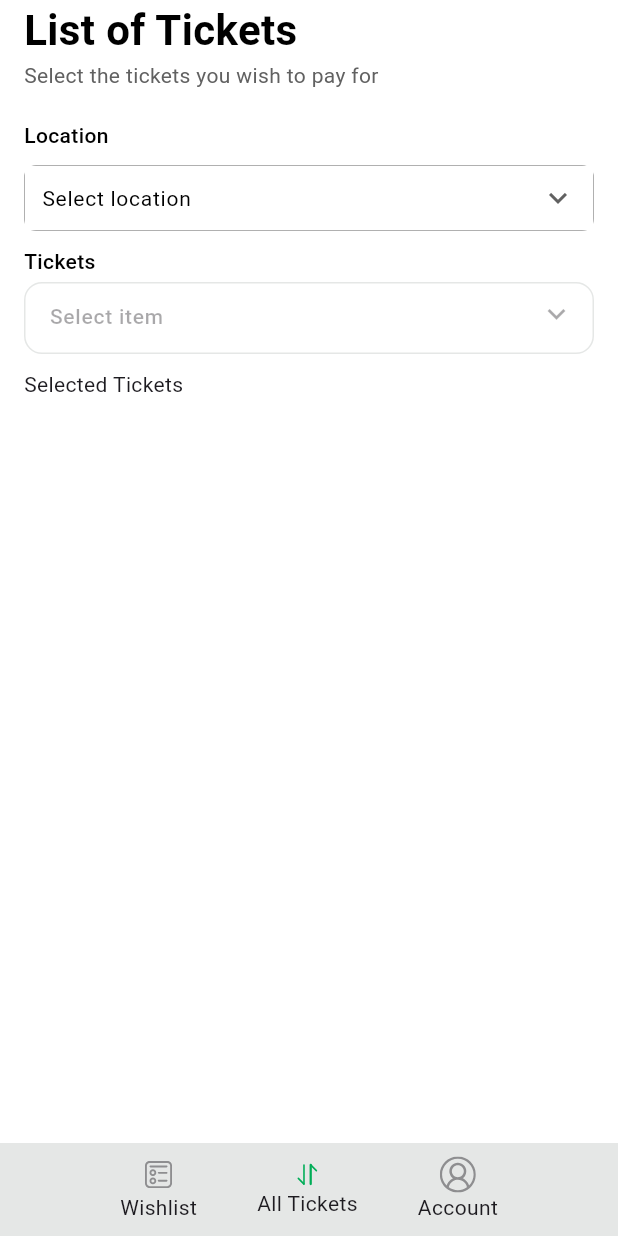
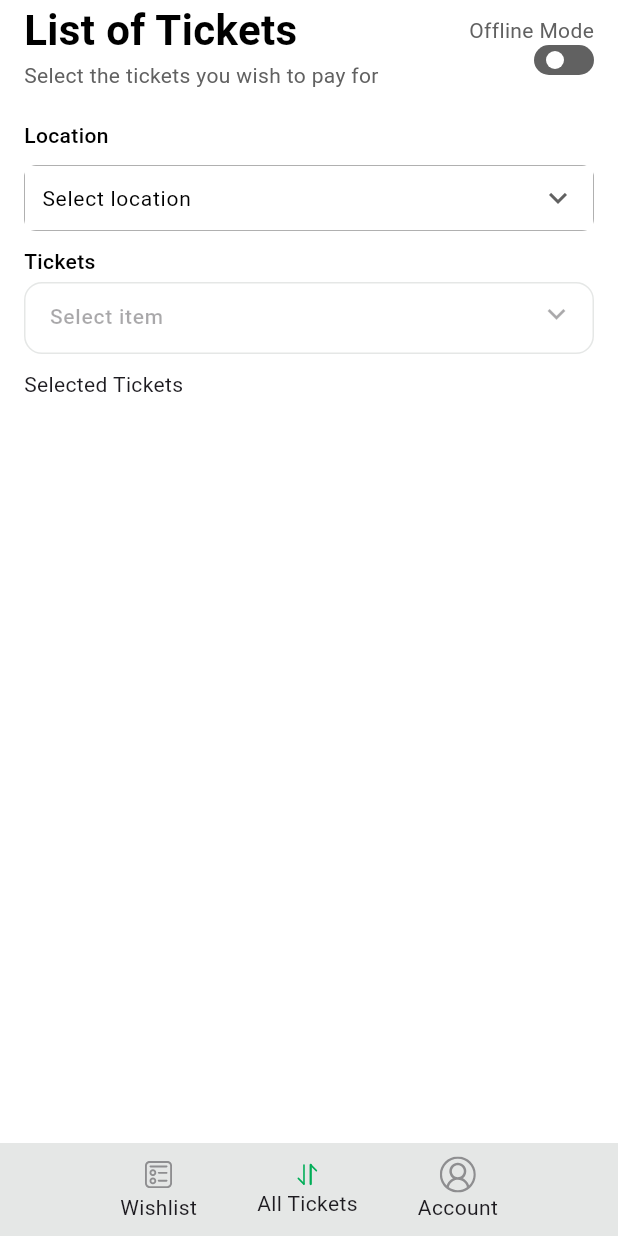
Before and after one commit to BashirYesufu/clive, a Flutter app: the screen it shows after launch, item 2 of the bottom bar chosen, on a phone screen of 412 x 824 dp. Run offline on Flutter 3.47's test engine with Material 3 defaults, Android fonts, the phone set to English and light mode, and no system bars; drawn by our look-alikes of dropdown_search, flutter_switch; our stand-ins replace dio, flutter_svg, internet_connection_checker, rxdart, shared_preferences; missing offline and left inert: dio_request_inspector.

Commit message:
Add manual offline mode

```diff
--- a/lib/bloc/repository/ticket_bloc.dart
+++ b/lib/bloc/repository/ticket_bloc.dart
@@ -11,18 +11,15 @@ class TicketBloc {
   final _ticketSubject = BehaviorSubject<List<Ticket>>();
   Stream<List<Ticket>> get ticketResponse => _ticketSubject.stream;
   void getTickets({String? location}) async {
-    print(location);
+    DataPersistor.isOffline().then((offline){
+      if(offline) {
+        _getTicketsFromStorage(location);
+        return;
+      }
+    });
     final bool isConnected = await InternetConnectionChecker.instance.hasConnection;
     if (isConnected) {
-      // DataPersistor.getTickets().then((savedTickets){
-      //   if(location != null && location.isNotEmpty) {
-      //     List<Ticket> newTix = savedTickets.where((tix) => tix.location?.toLowerCase() == location.toLowerCase()).toList();
-      //     _ticketSubject.sink.add(newTix);
-      //   }
-      //   _repo.getTickets().then((response) {
-      //     DataPersistor.saveTickets(response);
-      //   });
-      // });
+
       await _repo.getTickets().then((response) {
         if(location != null && location.isNotEmpty) {
           List<Ticket> newTix = response.where((tix) => tix.location?.toLowerCase() == location.toLowerCase()).toList();
@@ -33,6 +30,11 @@ class TicketBloc {
         }
       });
     } else {
+      _getTicketsFromStorage(location);
+    }
+  }
+
+  void _getTicketsFromStorage(String? location){
     DataPersistor.getTickets().then((savedTickets){
       if(location != null && location.isNotEmpty) {
         List<Ticket> newTix = savedTickets.where((tix) => tix.location?.toLowerCase() == location.toLowerCase()).toList();
@@ -42,6 +44,5 @@ class TicketBloc {
       }
     });
   }
-  }
 
 }
--- a/lib/ui/features/tickets/ticket_screen.dart
+++ b/lib/ui/features/tickets/ticket_screen.dart
@@ -9,6 +9,7 @@ import 'package:clive/util/ui_util/color_manager.dart';
 import 'package:clive/util/ui_util/ui_actions.dart';
 import 'package:flutter/material.dart';
 import '../../sheets/tickets_sheets.dart';
+import '../../widgets/app_switch.dart';
 
 class TicketScreen extends StatefulWidget {
   const TicketScreen({super.key});
@@ -30,8 +31,35 @@ class _TicketScreenState extends State<TicketScreen> with TicketDelegate{
         child: Column(
           crossAxisAlignment: CrossAxisAlignment.start,
           children: [
-            Text('List of Tickets', style: AppTextStyles.black(weight: FontWeight.w700, size: 28),),
-            Text('Select the tickets you wish to pay for',  style: AppTextStyles.grey(),),
+            Row(
+              mainAxisAlignment: MainAxisAlignment.spaceBetween,
+              children: [
+                Column(
+                  crossAxisAlignment: CrossAxisAlignment.start,
+                  children: [
+                    Text('List of Tickets', style: AppTextStyles.black(weight: FontWeight.w700, size: 28),),
+                    Text('Select the tickets you wish to pay for',  style: AppTextStyles.grey(),),
+                  ],
+                ),
+                Column(
+                  crossAxisAlignment: CrossAxisAlignment.end,
+                  children: [
+                    Text('Offline Mode', style: AppTextStyles.grey(),),
+                    FutureBuilder(
+                        future: DataPersistor.isOffline(),
+                        builder: (context, snapshot) {
+                          return AppSwitch(
+                            isOn: snapshot.data ?? false,
+                            onToggle: (value){
+                              DataPersistor.toggleOfflineMode(value);
+                            },
+                          );
+                        }
+                    ),
+                  ],
+                ),
+              ],
+            ),
             SizedBox(height: 20),
             InkWell(
               child: AppPickerField(
--- a/lib/ui/features/wishlist/wishlist_screen.dart
+++ b/lib/ui/features/wishlist/wishlist_screen.dart
@@ -25,6 +25,7 @@ class _WishlistScreenState extends State<WishlistScreen> {
   Widget build(BuildContext context) {
     return Scaffold(
       backgroundColor: ColorManager.backGround,
+
       body: Column(
         crossAxisAlignment: CrossAxisAlignment.start,
         children: [
--- a/lib/ui/sheets/tickets_sheets.dart
+++ b/lib/ui/sheets/tickets_sheets.dart
@@ -1,4 +1,5 @@
 import 'package:clive/ui/widgets/app_button.dart';
+import 'package:clive/util/persistor/data_persistor.dart';
 import 'package:clive/util/route/app_router.dart';
 import 'package:flutter/cupertino.dart';
 import 'package:flutter/material.dart';
@@ -47,6 +48,12 @@ class _TicketListSheetState extends State<TicketListSheet> {
         crossAxisAlignment: CrossAxisAlignment.start,
         children: [
           Text('Tickets', style: AppTextStyles.black( size: 16, weight: FontWeight.w600),),
+          FutureBuilder(
+            future: DataPersistor.isOffline(),
+            builder: (context, snapshot) {
+              return snapshot.data == true ? Text('Offline Mode: showing cached tickets.', style: AppTextStyles.black()) : SizedBox();
+            }
+          ),
           Expanded(
             child: StreamBuilder<List<Ticket>>(
               stream: _ticketBloc.ticketResponse,
--- /dev/null
+++ b/lib/ui/widgets/app_switch.dart
@@ -0,0 +1,40 @@
+import 'package:flutter/material.dart';
+import 'package:flutter_switch/flutter_switch.dart';
+import '../../util/ui_util/color_manager.dart';
+
+class AppSwitch extends StatefulWidget {
+  AppSwitch({required this.isOn, this.onToggle, this.enabled = true, super.key});
+
+  bool isOn;
+  final Function(bool)? onToggle;
+  final bool enabled;
+
+  @override
+  State<AppSwitch> createState() => _AppSwitchState();
+}
+
+class _AppSwitchState extends State<AppSwitch> {
+  @override
+  Widget build(BuildContext context) {
+    return FlutterSwitch(
+      width: 40.0,
+      height: 20.0,
+      toggleSize: 20.0,
+      value: widget.isOn,
+      borderRadius: 13.0,
+      activeColor: ColorManager.green,
+      inactiveColor: ColorManager.grey,
+      onToggle: (val) {
+        if(!widget.enabled){
+          return;
+        }
+        setState(() {
+          widget.isOn = val;
+        });
+        if (widget.onToggle != null) {
+          widget.onToggle!(val);
+        }
+      },
+    );
+  }
+}
--- a/lib/util/persistor/data_persistor.dart
+++ b/lib/util/persistor/data_persistor.dart
@@ -96,4 +96,15 @@ class DataPersistor {
     List<Ticket> jsonData = List<Ticket>.from(jsonDecode(cache).map((json)=> Ticket.fromJson(json)));
     return jsonData;
   }
+
+  static Future<bool> isOffline() async {
+    SharedPreferences prefs = await SharedPreferences.getInstance();
+    final value = prefs.getBool(DataPersistorKeys.keyOffline);
+    return value ?? false;
+  }
+
+  static void toggleOfflineMode(bool value) async {
+    SharedPreferences prefs = await SharedPreferences.getInstance();
+    prefs.setBool(DataPersistorKeys.keyOffline, value);
+  }
 }
--- a/lib/util/persistor/persistor_keys.dart
+++ b/lib/util/persistor/persistor_keys.dart
@@ -2,4 +2,5 @@ class DataPersistorKeys {
   static String keyWishlist = 'key_user_wishlist';
   static String keyTickets = 'key_tickets';
   static String keyPurchasedTickets = 'key_user_purchased_tickets';
+  static String keyOffline = 'key_user_offline';
 }
--- a/pubspec.yaml
+++ b/pubspec.yaml
@@ -19,6 +19,7 @@ dependencies:
   dio_request_inspector: ^3.2.0
   intl: ^0.20.2
   dropdown_search: ^5.0.6
+  flutter_switch: ^0.3.2
 
 dev_dependencies:
   flutter_test:
```
Also changed, not shown: pubspec.lock. Lines whose indentation alone changed are shown as unchanged.
